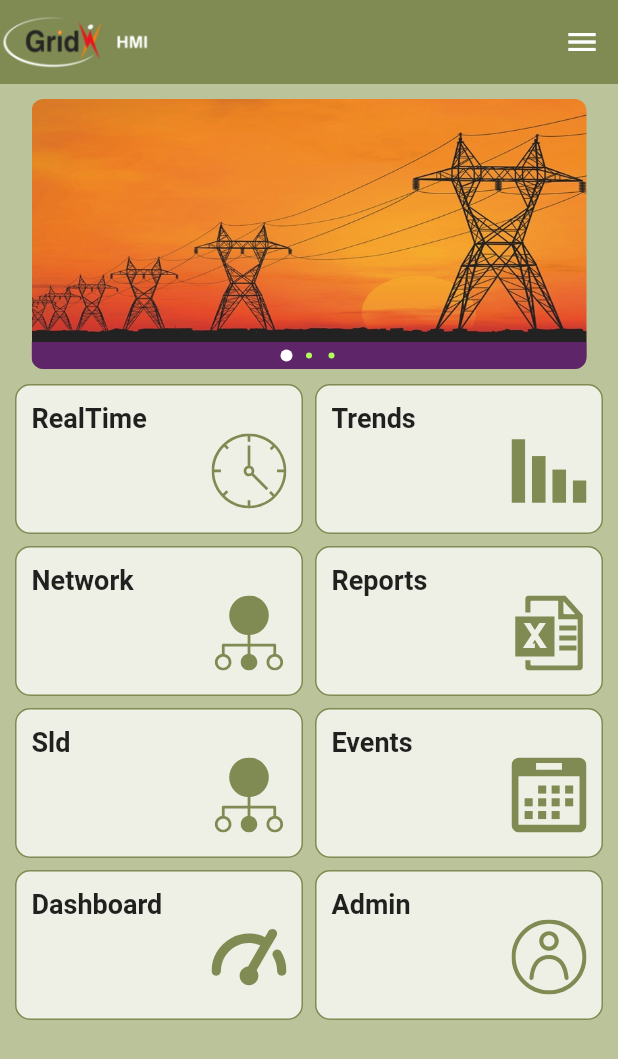
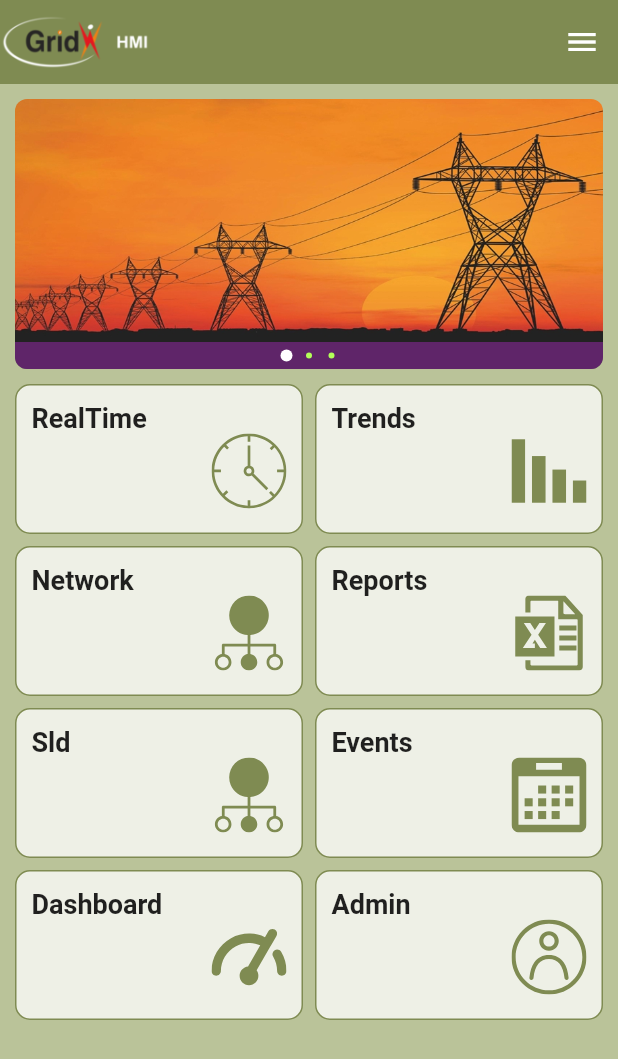
Before and after one commit to shri446/amcmobileapp, a Flutter app: the screen it shows after launch, on a phone screen of 412 x 824 dp. Shown: the top 1059 px of the screen. Run offline on Flutter 3.47's test engine with Material 2 defaults, Android fonts, the phone set to English and light mode, and no system bars; drawn by our look-alikes of carousel_pro; our stand-ins replace animated_flip_counter, contained_tab_bar_view, date_time_picker, dio, flutter_offline, flutter_svg and 9 more; missing offline and left inert: dart:ffi, flutter_fgbg; project files that could hold a hidden picture were left out.

Commit message:
minor changes

```diff
--- a/lib/main.dart
+++ b/lib/main.dart
@@ -53,8 +53,8 @@ class MyApp extends StatelessWidget {
       getPages: [
 
        // GetPage(name: "/splash", page:()=> SplashPage(),binding: Splash_Binding()),
+        GetPage(name: "/rootpage", page:()=> RootPage()),
         GetPage(name: "/loginpage", page:()=> LoginPage(),binding: LoginPage_Binding()),
-        GetPage(name: "/rootpage", page:()=> RootPage()),
         GetPage(name: "/realtime", page:()=> Realtime(),binding: RealTimeBinding()),
         GetPage(name: "/network", page:()=> Network(),binding: NetworkBinding()),
         GetPage(name: "/reports", page:()=> Reports(),binding: ReportsBinding()),
--- a/lib/pages/root/root_page.dart
+++ b/lib/pages/root/root_page.dart
@@ -19,13 +19,13 @@ class RootPage extends GetView{
         appBar: navAppbar(),
         body: Container(
         padding: EdgeInsets.all(10),
-    height: MediaQuery.of(context).size.height,
-    width: double.infinity,
+        // height: MediaQuery.of(context).size.height,
+        //width: double.infinity,
         child: Column(
         children: [
           SizedBox(
             height: 180,
-    width: 370,
+            // width: 370,
             child: Carousel(
             images: [
               AssetImage("assets/images/power3.jpg",),
```
Also changed, not shown: pubspec.lock, 8 other files. Lines whose indentation alone changed are shown as unchanged.
